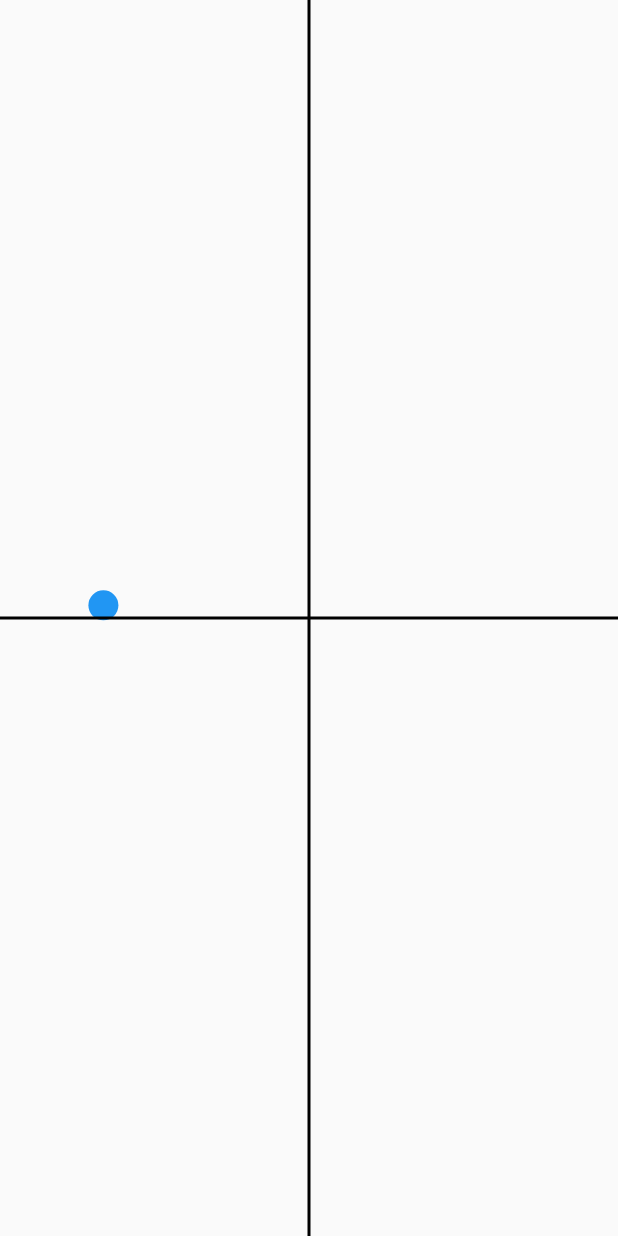
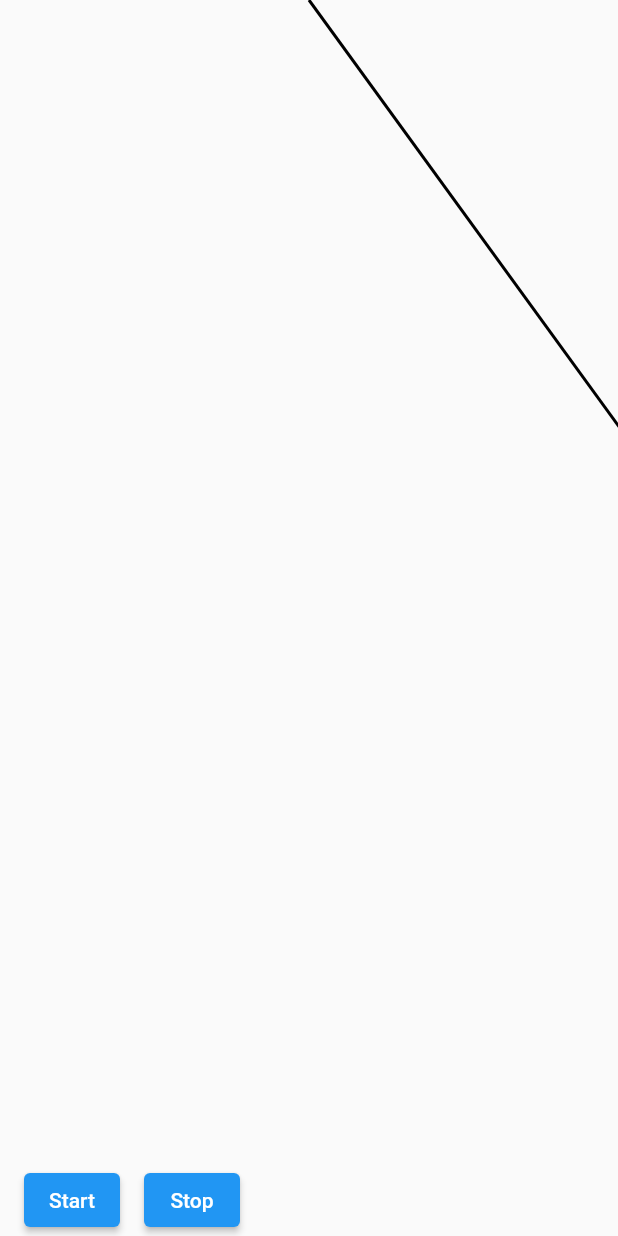
Before and after one commit to richardnd5/flutter-website, a Flutter app: the screen it shows after launch, on a phone screen of 412 x 824 dp. Run offline on Flutter 3.47's test engine with Material 2 defaults, Android fonts, the light colour scheme and no system bars; our stand-ins replace font_awesome_flutter, google_fonts, url_strategy.

Commit message:
adds pendulum view model

```diff
--- /dev/null
+++ b/lib/polarPlay/pendulum_view_model.dart
@@ -0,0 +1,44 @@
+import 'package:flutter/material.dart';
+import 'dart:math';
+import 'dart:async';
+
+class PendulumViewModel extends ChangeNotifier {
+  Size size;
+
+  double bobRadius = 20;
+  late double angle;
+  late Offset origin;
+  late double length;
+  late Offset bob;
+
+  Timer? timer;
+
+  PendulumViewModel(this.size) {
+    init(size);
+  }
+
+  init(Size size) {
+    angle = pi / 5;
+    origin = Offset(size.width / 2, 0);
+    length = size.height / 2;
+    setBobPos();
+  }
+
+  setBobPos() {
+    bob = Offset(
+        origin.dx + length * sin(angle), origin.dy + length * cos(angle));
+    notifyListeners();
+  }
+
+  startTimer() {
+    timer = Timer.periodic(Duration(milliseconds: 17), (timer) {
+      angle += 0.1;
+      setBobPos();
+      notifyListeners();
+    });
+  }
+
+  stopTimer() {
+    timer?.cancel();
+  }
+}
--- a/lib/polarPlay/polar_play_page.dart
+++ b/lib/polarPlay/polar_play_page.dart
@@ -1,6 +1,7 @@
 import 'package:flutter/material.dart';
+import 'package:flutter_website/polarPlay/pendulum_view_model.dart';
 import 'package:flutter_website/polarPlay/polar_play_view_model.dart';
-import 'dart:math' as math;
+import 'dart:math';
 
 import 'package:provider/provider.dart';
 
@@ -10,14 +11,45 @@ class PolarPlayPage extends StatelessWidget {
   @override
   Widget build(BuildContext context) {
     var size = MediaQuery.of(context).size;
-    return ChangeNotifierProvider(
-      create: (context) => PolarPlayViewModel(size),
+    return MultiProvider(
+      providers: [
+        ChangeNotifierProvider(create: (context) => PolarPlayViewModel(size)),
+        ChangeNotifierProvider(create: (context) => PendulumViewModel(size)),
+      ],
       builder: (context, builder) {
-        return Scaffold(
-          body: CustomPaint(
-            size: size,
-            painter: PolarPlayPainter(
-              vm: context.watch<PolarPlayViewModel>(),
+        return SafeArea(
+          child: Scaffold(
+            body: Stack(
+              children: [
+                CustomPaint(
+                  size: size,
+                  painter: PolarPlayPainter(
+                    vm: context.watch<PendulumViewModel>(),
+                  ),
+                ),
+                Align(
+                  alignment: Alignment.bottomLeft,
+                  child: Row(
+                    mainAxisSize: MainAxisSize.min,
+                    children: [
+                      const SizedBox(width: 16),
+                      ElevatedButton(
+                        onPressed: () => Provider.of<PendulumViewModel>(context,
+                                listen: false)
+                            .startTimer(),
+                        child: Text('Start'),
+                      ),
+                      const SizedBox(width: 16),
+                      ElevatedButton(
+                        onPressed: () => Provider.of<PendulumViewModel>(context,
+                                listen: false)
+                            .stopTimer(),
+                        child: Text('Stop'),
+                      ),
+                    ],
+                  ),
+                )
+              ],
             ),
           ),
         );
@@ -27,30 +59,42 @@ class PolarPlayPage extends StatelessWidget {
 }
 
 class PolarPlayPainter extends CustomPainter {
-  const PolarPlayPainter({
+  PolarPlayPainter({
     // required this.screenSize,
     required this.vm,
     Key? key,
   });
 
   // final Size screenSize;
-  final PolarPlayViewModel vm;
+  final PendulumViewModel vm;
+
+  Paint blue = Paint()..color = Colors.blue;
+  Paint black = Paint()
+    ..color = Colors.black
+    ..strokeWidth = 2;
 
   @override
   void paint(Canvas canvas, Size size) {
-    var paint = Paint()..color = Colors.blue;
+// hypo = length
+    canvas.drawLine(vm.origin, vm.bob, black);
+    drawBob(canvas, vm.bob, vm.bobRadius);
+  }
 
-    // double r = size.width / 4;
-    // var a = math.pi * 2;
+  void drawBob(Canvas canvas, Offset bob, double bobRadius) {
+    canvas.drawCircle(
+        bob,
+        bobRadius,
+        (Paint()
+          ..color = Colors.white
+          ..style = PaintingStyle.fill));
+    canvas.drawCircle(
+      bob,
+      bobRadius,
+      (black..style = PaintingStyle.stroke),
+    );
+  }
 
-    var x = vm.x;
-    var y = vm.y;
-    // var y = size.height / 2 + r * math.sin(a);
-
-    canvas.drawCircle(Offset(x, y), 10, paint);
-    var black = Paint()
-      ..color = Colors.black
-      ..strokeWidth = 2;
+  drawGraph(Canvas canvas, Size size) {
     canvas.drawLine(
       Offset(0, size.height / 2),
       Offset(size.width, size.height / 2),
--- a/lib/polarPlay/polar_play_view_model.dart
+++ b/lib/polarPlay/polar_play_view_model.dart
@@ -20,7 +20,7 @@ class PolarPlayViewModel extends ChangeNotifier {
     radius = screenSize.width / 3;
     angle = math.pi / 4;
     setCoords();
-    moveAroundCircle();
+    // moveAroundCircle();
   }
 
   moveAroundCircle() {
```
